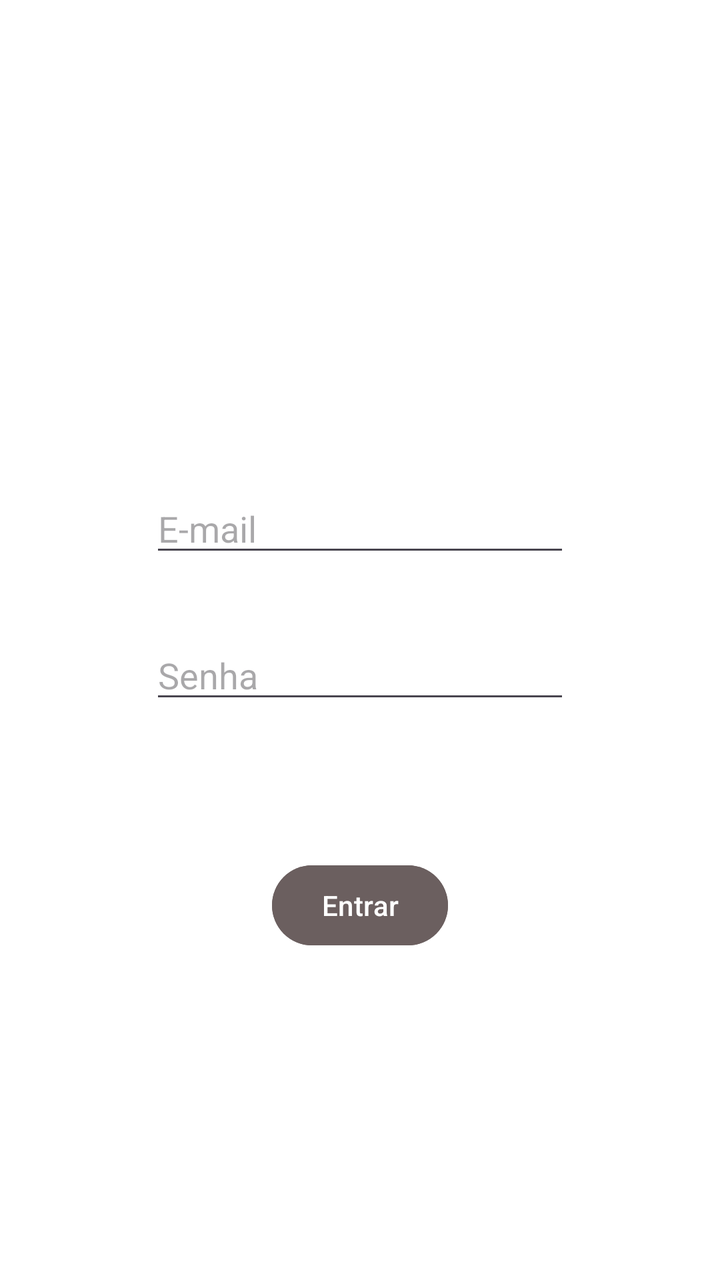
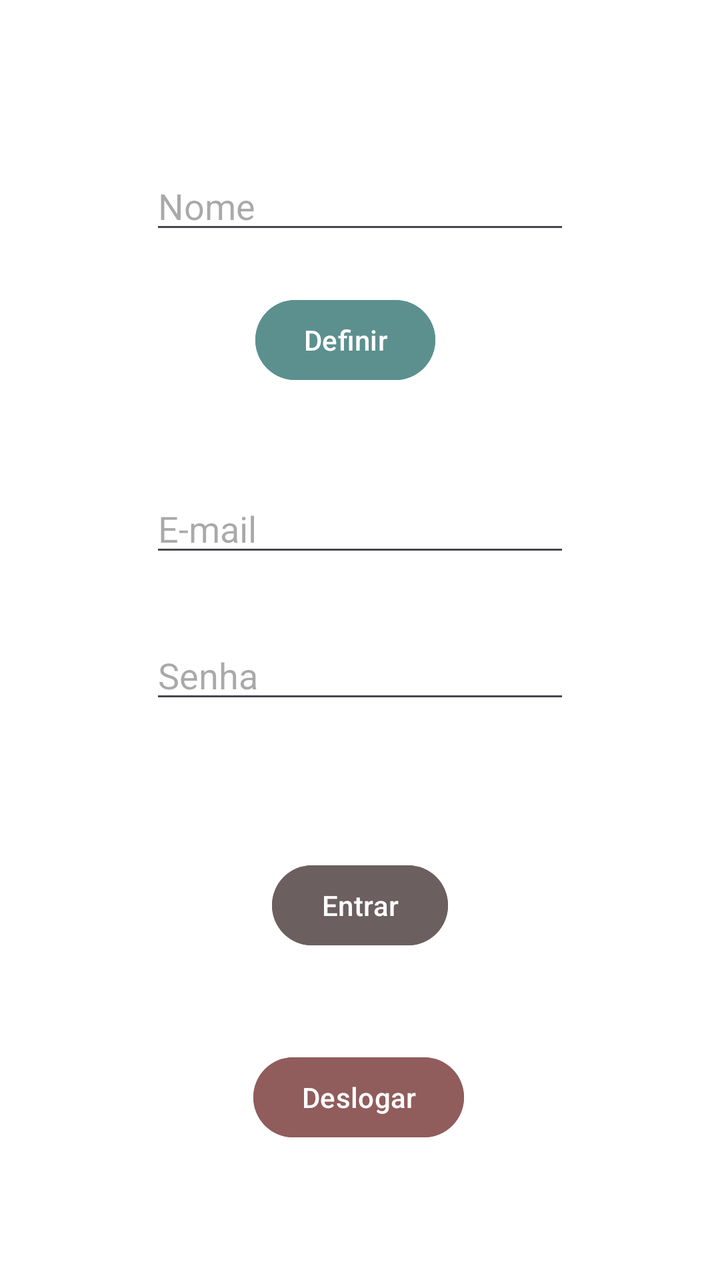

The first picture is an Android layout as it rendered before a commit; the second is the same layout after the commit. The layout source and the unified diff follow.
<!-- AndroidManifest.xml: application theme Theme.DuxScholar -->
<!-- res/layout/activity_login.xml -->
<?xml version="1.0" encoding="utf-8"?>
<androidx.constraintlayout.widget.ConstraintLayout xmlns:android="http://schemas.android.com/apk/res/android"
    xmlns:app="http://schemas.android.com/apk/res-auto"
    xmlns:tools="http://schemas.android.com/tools"
    android:id="@+id/main"
    android:layout_width="match_parent"
    android:layout_height="match_parent"
    tools:context=".LoginActivity">

    <EditText
        android:id="@+id/edtxtEmail"
        android:layout_width="wrap_content"
        android:layout_height="wrap_content"
        android:layout_marginBottom="32dp"
        android:ems="10"
        android:hint="E-mail"
        android:inputType="text|textEmailAddress"
        app:layout_constraintBottom_toTopOf="@+id/edtxtSenha"
        app:layout_constraintEnd_toEndOf="parent"
        app:layout_constraintStart_toStartOf="parent" />

    <EditText
        android:id="@+id/edtxtSenha"
        android:layout_width="wrap_content"
        android:layout_height="wrap_content"
        android:layout_marginTop="32dp"
        android:ems="10"
        android:hint="Senha"
        android:inputType="text|textPassword"
        app:layout_constraintBottom_toBottomOf="parent"
        app:layout_constraintEnd_toEndOf="parent"
        app:layout_constraintStart_toStartOf="parent"
        app:layout_constraintTop_toTopOf="parent" />

    <Button
        android:id="@+id/btnEntrar"
        android:layout_width="wrap_content"
        android:layout_height="wrap_content"
        android:layout_marginTop="72dp"
        android:backgroundTint="#6B5F5F"
        android:onClick="btnLoginClicked"
        android:text="Entrar"
        app:layout_constraintEnd_toEndOf="parent"
        app:layout_constraintStart_toStartOf="parent"
        app:layout_constraintTop_toBottomOf="@+id/edtxtSenha" />
</androidx.constraintlayout.widget.ConstraintLayout>
<!-- resources referenced by this layout -->
<resources>
  <style name="Theme.DuxScholar" parent="Base.Theme.DuxScholar" />
  <style name="Base.Theme.DuxScholar" parent="Theme.Material3.DayNight.NoActionBar">
          <item name="android:windowFullscreen">true</item>
          <item name="android:windowBackground">@color/white</item>
      </style>
  <color name="white">#FFFFFFFF</color>
</resources>

<!-- the commit's change to res/layout/activity_login.xml (unified diff, before → after) -->
@@ -6,6 +6,30 @@
     android:layout_width="match_parent"
     android:layout_height="match_parent"
     tools:context=".LoginActivity">
+
+    <EditText
+        android:id="@+id/edtxtNome"
+        android:layout_width="wrap_content"
+        android:layout_height="wrap_content"
+        android:layout_marginBottom="120dp"
+        android:ems="10"
+        android:hint="Nome"
+        android:inputType="text"
+        app:layout_constraintBottom_toTopOf="@+id/edtxtEmail"
+        app:layout_constraintEnd_toEndOf="parent"
+        app:layout_constraintStart_toStartOf="parent" />
+
+    <Button
+        android:id="@+id/btnDefinirNome"
+        android:layout_width="wrap_content"
+        android:layout_height="wrap_content"
+        android:layout_marginTop="24dp"
+        android:backgroundTint="#5C908F"
+        android:text="Definir"
+        app:layout_constraintEnd_toEndOf="parent"
+        app:layout_constraintHorizontal_bias="0.473"
+        app:layout_constraintStart_toStartOf="parent"
+        app:layout_constraintTop_toBottomOf="@+id/edtxtNome" />
 
     <EditText
         android:id="@+id/edtxtEmail"
@@ -38,9 +62,21 @@
         android:layout_height="wrap_content"
         android:layout_marginTop="72dp"
         android:backgroundTint="#6B5F5F"
-        android:onClick="btnLoginClicked"
         android:text="Entrar"
         app:layout_constraintEnd_toEndOf="parent"
         app:layout_constraintStart_toStartOf="parent"
         app:layout_constraintTop_toBottomOf="@+id/edtxtSenha" />
+
+    <Button
+        android:id="@+id/btnDeslogar"
+        android:layout_width="wrap_content"
+        android:layout_height="wrap_content"
+        android:layout_marginTop="48dp"
+        android:backgroundTint="#905C5C"
+        android:text="Deslogar"
+        app:layout_constraintEnd_toEndOf="parent"
+        app:layout_constraintHorizontal_bias="0.498"
+        app:layout_constraintStart_toStartOf="parent"
+        app:layout_constraintTop_toBottomOf="@+id/btnEntrar" />
+
 </androidx.constraintlayout.widget.ConstraintLayout>
